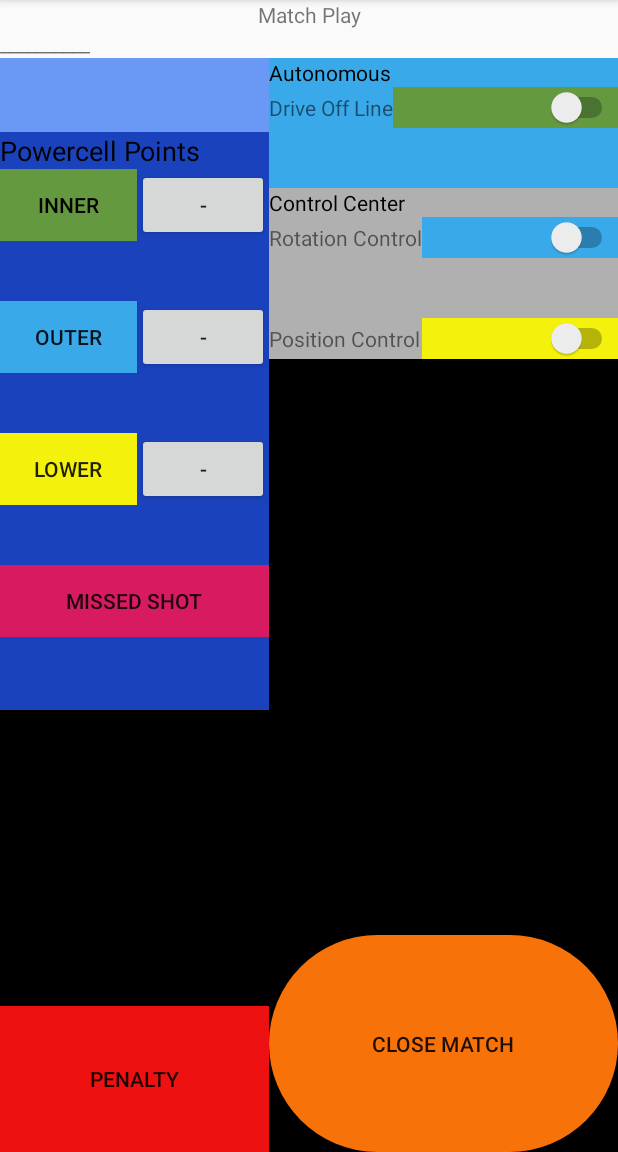
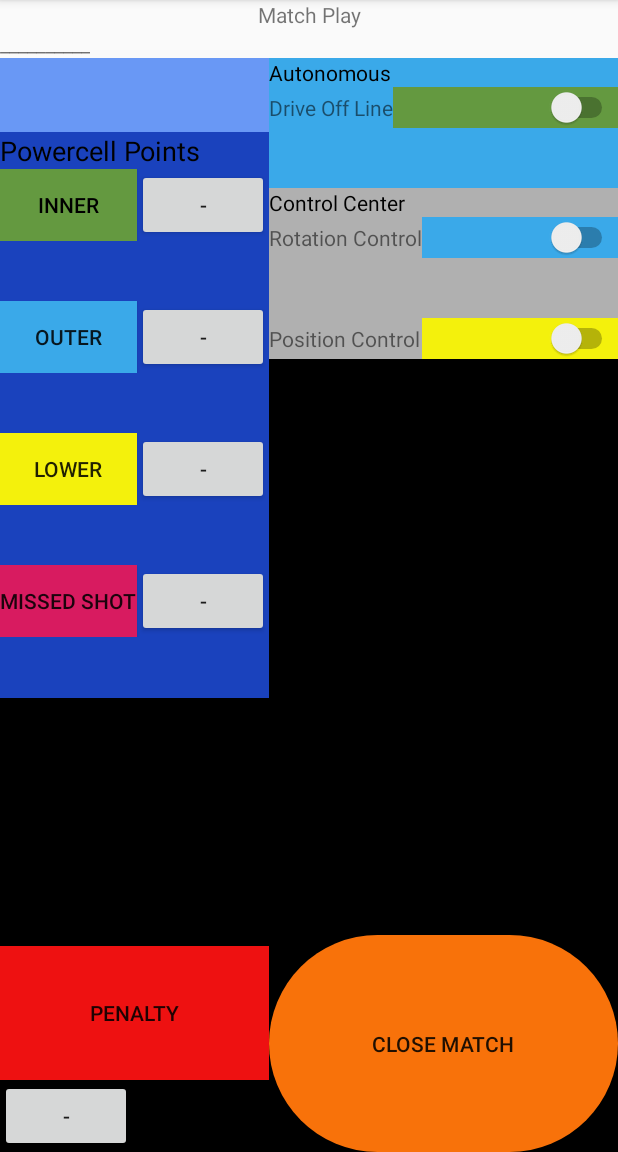
Before and after one commit to Christina-7443/JagScoutApp3_1, an Android app: the screen it shows after launch (Main2Activity), after a tap on "Start", on a phone screen of 412 x 824 dp, the part 84-1236 px from its top. Run offline under Robolectric (Android 15) with nearby library versions, the phone set to English and light mode, and no system bars.

Commit message:
Added minus buttons for Missed and Penalty.

```diff
--- a/app/src/main/res/layout/activity_main2.xml
+++ b/app/src/main/res/layout/activity_main2.xml
@@ -209,6 +209,13 @@
                         android:background="@color/colorAccent"
                         android:onClick="CountMissed"
                         android:text="@string/missedShotButton" />
+                    <Button
+                        android:id="@+id/minusMissed"
+                        style="android:attr/buttonBarButtonStyle"
+                        android:layout_width="wrap_content"
+                        android:layout_height="wrap_content"
+                        android:onClick="MinusMissed"
+                        android:text="@string/minusButtons" />
                 </TableRow>
 
 
@@ -228,6 +235,13 @@
                 android:background="@color/red"
                 android:onClick="CountPenalty"
                 android:text="@string/penaltyButton" />
+            <Button
+                android:id="@+id/minusPenalty"
+                style="android:attr/buttonBarButtonStyle"
+                android:layout_width="wrap_content"
+                android:layout_height="wrap_content"
+                android:onClick="MinusPenalty"
+                android:text="@string/minusButtons" />
 
 
         </LinearLayout>
```
Also changed, not shown: app/src/main/java/com/example/jagscoutapp3_1/Main2Activity.java (+10 -0 lines), app/src/main/java/com/example/jagscoutapp3_1/Main3Activity.java (+5 -4 lines), app/src/main/res/layout/activity_main3.xml (+6 -6 lines).
